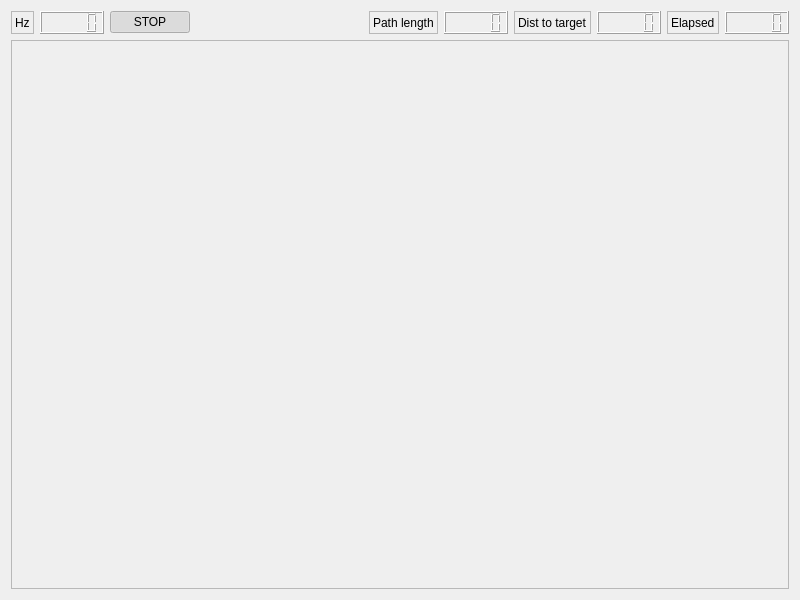
This is insect/sm_grid_planner/src/mainUI.ui in robocomp/robocomp-shadow as Qt 5 draws it before an edit. The edited form follows.
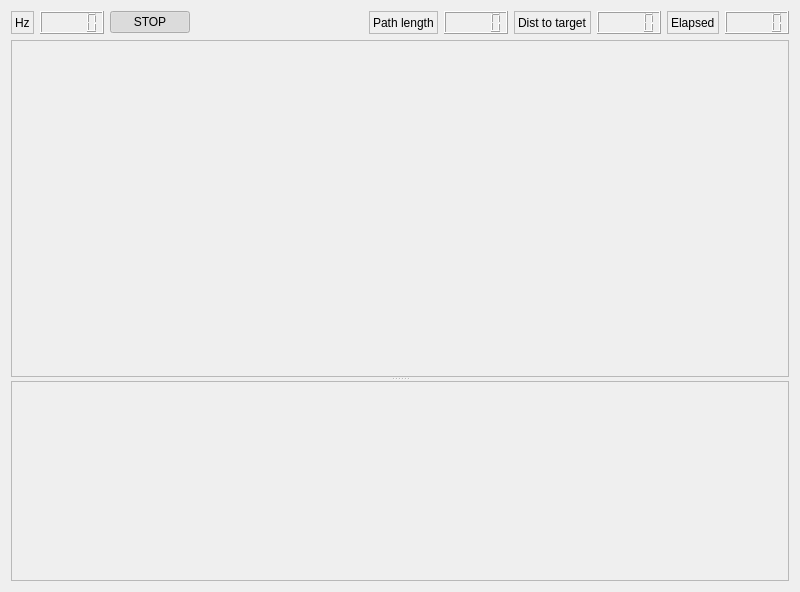
This is the edited form.

```diff
--- a/insect/sm_grid_planner/src/mainUI.ui
+++ b/insect/sm_grid_planner/src/mainUI.ui
@@ -7,7 +7,7 @@
     <x>0</x>
     <y>0</y>
     <width>800</width>
-    <height>600</height>
+    <height>592</height>
    </rect>
   </property>
   <property name="windowTitle">
@@ -145,6 +145,10 @@
       </layout>
      </item>
      <item>
+      <widget class="QSplitter" name="splitter">
+       <property name="orientation">
+        <enum>Qt::Vertical</enum>
+       </property>
       <widget class="QFrame" name="frame">
        <property name="sizePolicy">
         <sizepolicy hsizetype="Preferred" vsizetype="Expanding">
@@ -158,6 +162,33 @@
        <property name="frameShadow">
         <enum>QFrame::Raised</enum>
        </property>
+       </widget>
+       <widget class="QFrame" name="customplot">
+        <property name="sizePolicy">
+         <sizepolicy hsizetype="Preferred" vsizetype="Minimum">
+          <horstretch>0</horstretch>
+          <verstretch>0</verstretch>
+         </sizepolicy>
+        </property>
+        <property name="minimumSize">
+         <size>
+          <width>0</width>
+          <height>200</height>
+         </size>
+        </property>
+        <property name="maximumSize">
+         <size>
+          <width>16777215</width>
+          <height>200</height>
+         </size>
+        </property>
+        <property name="frameShape">
+         <enum>QFrame::StyledPanel</enum>
+        </property>
+        <property name="frameShadow">
+         <enum>QFrame::Raised</enum>
+        </property>
+       </widget>
       </widget>
      </item>
     </layout>
```
Lines whose indentation alone changed are shown as unchanged.
